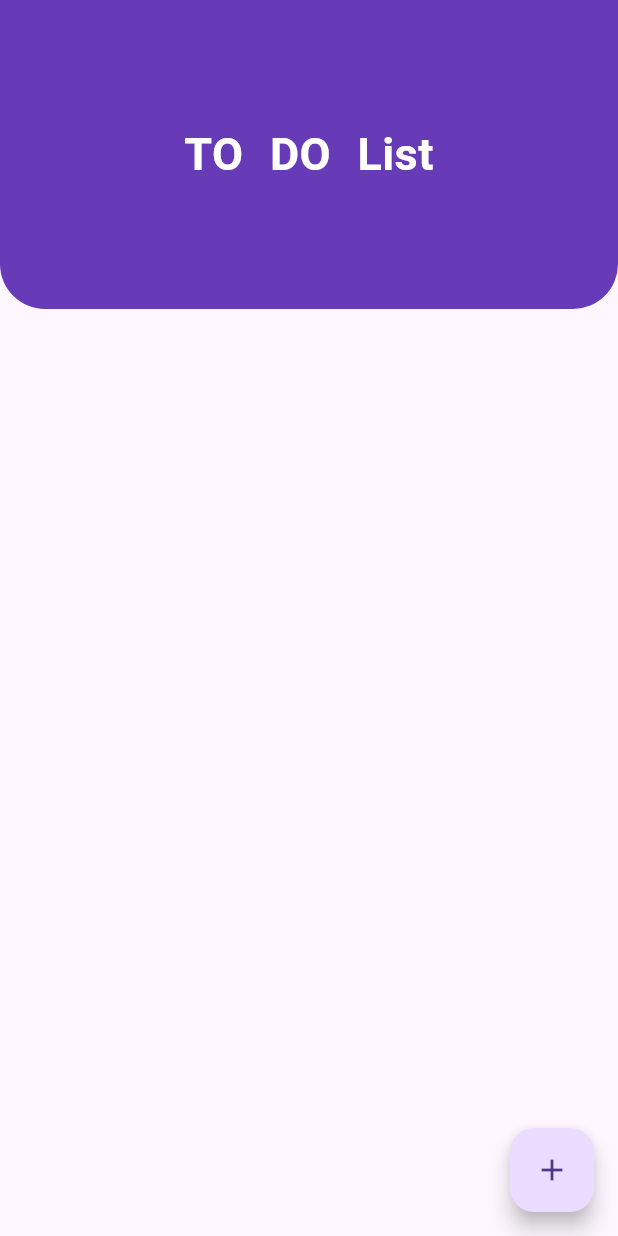
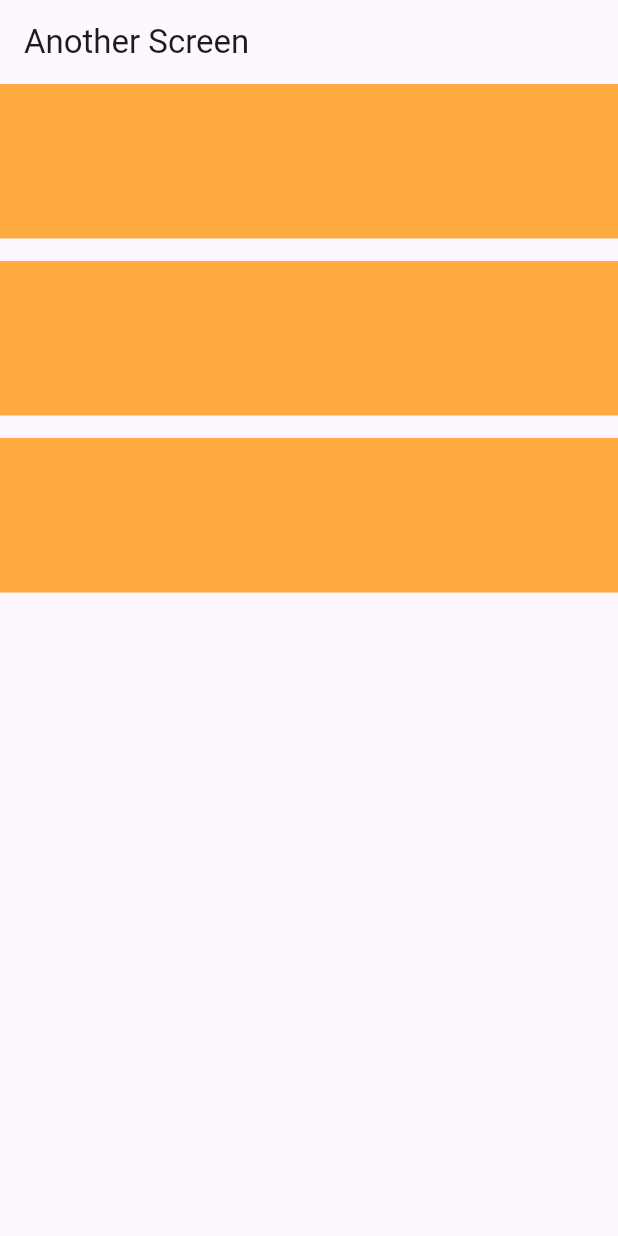
Before and after one commit to Mehedihasan8231/To_Do_List, a Flutter app: the screen it shows after launch, on a phone screen of 412 x 824 dp. Run offline on Flutter 3.47's test engine with Material 3 defaults, Android fonts, the phone set to English and light mode, and no system bars; missing offline and left inert: msh_checkbox.

```diff
--- /dev/null
+++ b/lib/extra_screen.dart
@@ -0,0 +1,35 @@
+import 'package:flutter/material.dart';
+
+class ExtraScreen extends StatelessWidget {
+  const ExtraScreen({super.key});
+
+  @override
+  Widget build(BuildContext context) {
+    return Scaffold(
+      appBar: AppBar(title: Text('Another Screen'),),
+      body: Column(
+        children: [
+          Container(height: MediaQuery.of(context).size.height/8,
+          width: MediaQuery.of(context).size.width,
+            color: Colors.orangeAccent,
+          ),
+          SizedBox(
+            height: 15,
+          ),
+          Container(height: MediaQuery.of(context).size.height/8,
+            width: MediaQuery.of(context).size.width,
+            color: Colors.orangeAccent,
+          ),
+          SizedBox(
+            height: 15,
+          ),
+          Container(height: MediaQuery.of(context).size.height/8,
+            width: MediaQuery.of(context).size.width,
+            color: Colors.orangeAccent,
+
+          ),
+        ],
+      ),
+    );
+  }
+}
--- a/lib/main.dart
+++ b/lib/main.dart
@@ -2,6 +2,7 @@ import 'package:flutter/cupertino.dart';
 import 'package:flutter/material.dart';
 import 'package:provider/provider.dart';
 import 'package:to_do_list/home.dart';
+import 'extra_screen.dart';
 import 'package:to_do_list/provider/todo_provider.dart';
 
 void main(){
@@ -20,7 +21,7 @@ class MyApp extends StatelessWidget {
       theme: ThemeData(
 
       ),
-      home: HomePage(),
+      home: ExtraScreen(),
     );
   }
 }
```
